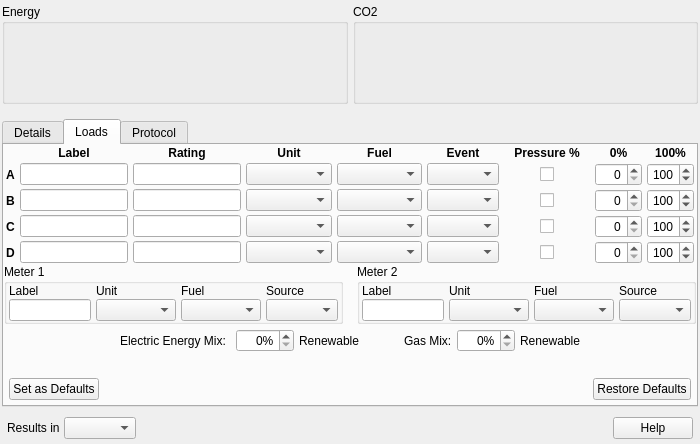
Old version of the form src/ui/EnergyWidget.ui in the repository artisan-roaster-scope/artisan.
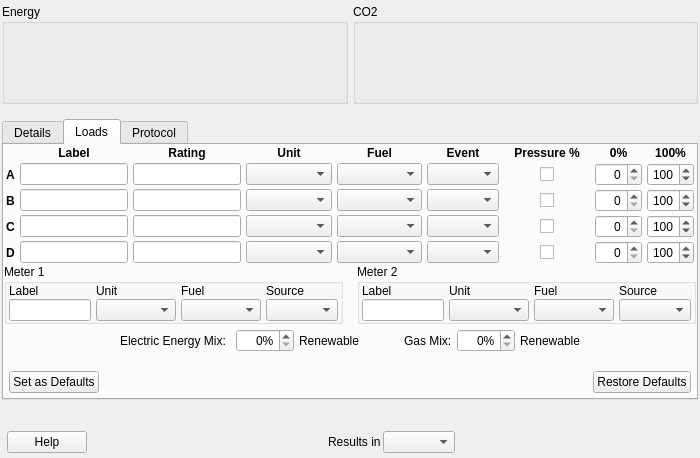
New version of the form. Custom widgets are drawn as their Qt base class.

Patch:
```diff
--- a/src/ui/EnergyWidget.ui
+++ b/src/ui/EnergyWidget.ui
@@ -7,7 +7,7 @@
     <x>0</x>
     <y>0</y>
     <width>700</width>
-    <height>444</height>
+    <height>458</height>
    </rect>
   </property>
   <property name="windowTitle">
@@ -3068,10 +3068,23 @@
      </widget>
     </widget>
    </item>
+   <item>
+    <spacer name="verticalSpacer_3">
+     <property name="orientation">
+      <enum>Qt::Orientation::Vertical</enum>
+     </property>
+     <property name="sizeHint" stdset="0">
+      <size>
+       <width>20</width>
+       <height>40</height>
+      </size>
+     </property>
+    </spacer>
+   </item>
    <item>
     <layout class="QHBoxLayout" name="helpButtonLine">
      <property name="spacing">
-      <number>4</number>
+      <number>2</number>
      </property>
      <property name="leftMargin">
       <number>5</number>
@@ -3085,48 +3098,6 @@
      <property name="bottomMargin">
       <number>5</number>
      </property>
-     <item>
-      <widget class="QLabel" name="resultunitLabel">
-       <property name="toolTip">
-        <string notr="true"/>
-       </property>
-       <property name="accessibleDescription">
-        <string notr="true"/>
-       </property>
-       <property name="text">
-        <string notr="true">Results in</string>
-       </property>
-      </widget>
-     </item>
-     <item>
-      <widget class="QComboBox" name="resultunitComboBox">
-       <property name="focusPolicy">
-        <enum>Qt::FocusPolicy::NoFocus</enum>
-       </property>
-       <property name="toolTip">
-        <string notr="true"/>
-       </property>
-       <property name="accessibleDescription">
-        <string notr="true"/>
-       </property>
-       <property name="currentText">
-        <string notr="true"/>
-       </property>
-      </widget>
-     </item>
-     <item>
-      <spacer name="horizontalSpacer">
-       <property name="orientation">
-        <enum>Qt::Orientation::Horizontal</enum>
-       </property>
-       <property name="sizeHint" stdset="0">
-        <size>
-         <width>40</width>
-         <height>20</height>
-        </size>
-       </property>
-      </spacer>
-     </item>
      <item>
       <widget class="QPushButton" name="helpButton">
        <property name="focusPolicy">
@@ -3149,6 +3120,61 @@
        </property>
       </widget>
      </item>
+     <item>
+      <spacer name="horizontalSpacer">
+       <property name="orientation">
+        <enum>Qt::Orientation::Horizontal</enum>
+       </property>
+       <property name="sizeHint" stdset="0">
+        <size>
+         <width>40</width>
+         <height>20</height>
+        </size>
+       </property>
+      </spacer>
+     </item>
+     <item>
+      <widget class="QLabel" name="resultunitLabel">
+       <property name="toolTip">
+        <string notr="true"/>
+       </property>
+       <property name="accessibleDescription">
+        <string notr="true"/>
+       </property>
+       <property name="text">
+        <string notr="true">Results in</string>
+       </property>
+      </widget>
+     </item>
+     <item>
+      <widget class="QComboBox" name="resultunitComboBox">
+       <property name="focusPolicy">
+        <enum>Qt::FocusPolicy::NoFocus</enum>
+       </property>
+       <property name="toolTip">
+        <string notr="true"/>
+       </property>
+       <property name="accessibleDescription">
+        <string notr="true"/>
+       </property>
+       <property name="currentText">
+        <string notr="true"/>
+       </property>
+      </widget>
+     </item>
+     <item>
+      <spacer name="horizontalSpacer_21">
+       <property name="orientation">
+        <enum>Qt::Orientation::Horizontal</enum>
+       </property>
+       <property name="sizeHint" stdset="0">
+        <size>
+         <width>40</width>
+         <height>20</height>
+        </size>
+       </property>
+      </spacer>
+     </item>
     </layout>
    </item>
   </layout>
```
